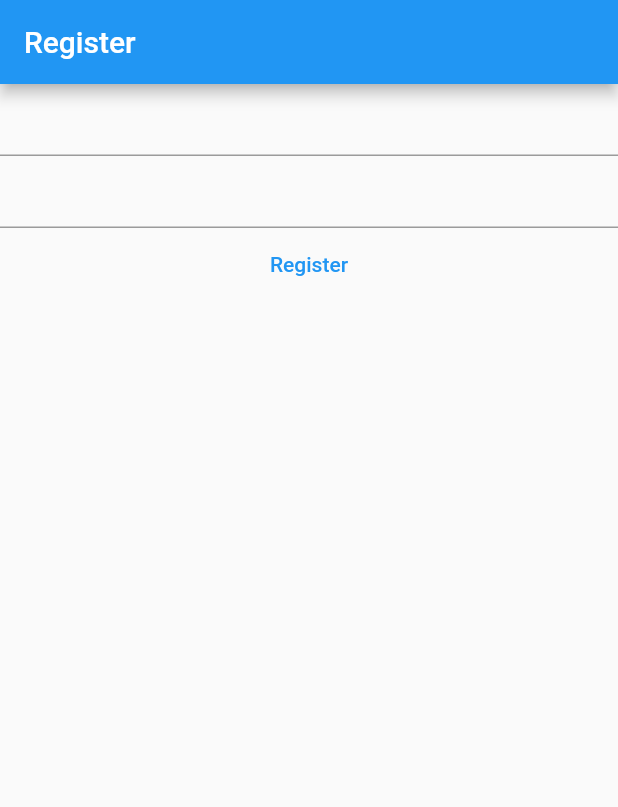
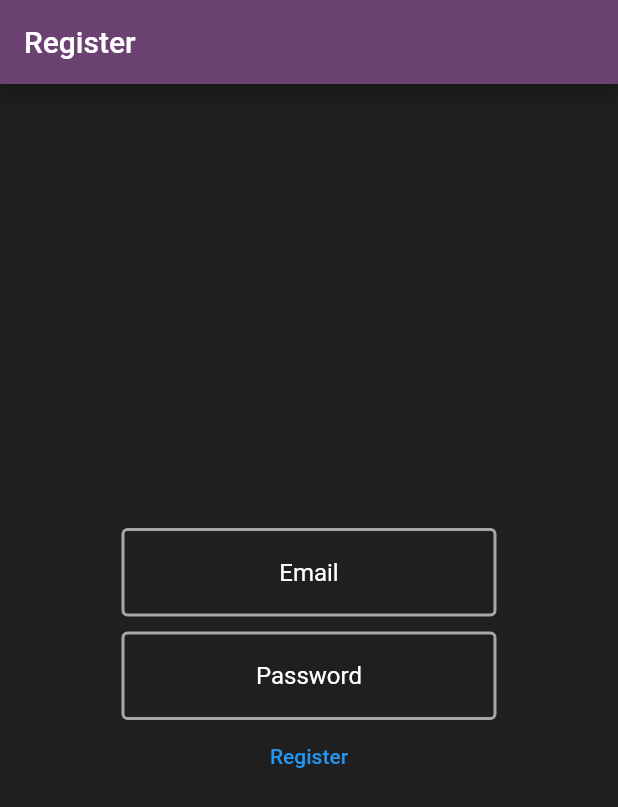
Before and after one commit to SunkenInTime/Boyant-Notes, a Flutter app: the screen it shows after launch, after a tap on "Register", on a phone screen of 412 x 824 dp. Shown: the top 807 px of the screen. Run offline on Flutter 3.47's test engine with Material 2 defaults, Android fonts, the phone set to English and light mode, and no system bars; our stand-ins replace firebase_auth, firebase_core; accounts and stored records are empty; network calls fail.

Commit message:
Finished register screen

```diff
--- a/lib/main.dart
+++ b/lib/main.dart
@@ -1,34 +1,140 @@
+import 'package:firebase_core/firebase_core.dart';
 import 'package:flutter/material.dart';
+import 'package:firebase_auth/firebase_auth.dart';
+import 'firebase_options.dart';
 
 void main() {
+  WidgetsFlutterBinding.ensureInitialized();
   runApp(MaterialApp(
     title: 'Flutter Demo',
     theme: ThemeData(
-      primarySwatch: Colors.blue,
+      primaryColor: const Color.fromARGB(255, 31, 31, 31),
     ),
     home: const HomePage(),
   ));
 }
 
-class HomePage extends StatelessWidget {
+class HomePage extends StatefulWidget {
   const HomePage({Key? key}) : super(key: key);
 
   @override
+  State<HomePage> createState() => _HomePageState();
+}
+
+class _HomePageState extends State<HomePage> {
+  late final TextEditingController _email;
+  late final TextEditingController _password;
+  @override
+  void initState() {
+    _email = TextEditingController();
+    _password = TextEditingController();
+    super.initState();
+  }
+
+  @override
+  void dispose() {
+    _email.dispose();
+    _password.dispose();
+    super.dispose();
+  }
+
+  @override
   Widget build(BuildContext context) {
+    const double sizedBoxWidth = 250;
     return Scaffold(
+        backgroundColor: const Color.fromARGB(255, 31, 31, 31),
         appBar: AppBar(
           title: const Text("Register"),
+          backgroundColor: const Color.fromARGB(255, 107, 65, 114),
         ),
-        body: Column(
+        body: FutureBuilder(
+          future: Firebase.initializeApp(
+            options: DefaultFirebaseOptions.currentPlatform,
+          ),
+          builder: (context, snapshot) {
+            switch (snapshot.connectionState) {
+              case ConnectionState.done:
+                return Center(
+                  child: Column(
+                    mainAxisAlignment: MainAxisAlignment.center,
                     children: [
-            TextField(),
-            TextField(),
+                      //Email
+                      SizedBox(
+                        width: sizedBoxWidth,
+                        child: TextField(
+                          controller: _email,
+                          enableSuggestions: true,
+                          autocorrect: false,
+                          keyboardType: TextInputType.emailAddress,
+                          style: const TextStyle(color: Colors.white),
+                          textAlign: TextAlign.center,
+                          decoration: const InputDecoration(
+                            hintText: "Email",
+                            hintStyle: TextStyle(color: Colors.white),
+                            focusedBorder: OutlineInputBorder(
+                              borderSide:
+                                  BorderSide(color: Colors.blue, width: 2),
+                            ),
+                            enabledBorder: OutlineInputBorder(
+                              borderSide: BorderSide(
+                                  color: Color.fromARGB(255, 167, 167, 167),
+                                  width: 2),
+                            ),
+                            border: OutlineInputBorder(),
+                            //focusedBorder:OutlineInputBorder(borderSide: BorderSide(width: 1))
+                          ),
+                        ),
+                      ),
+
+                      //Spacing
+                      const SizedBox(height: 10),
+
+                      //Password
+                      SizedBox(
+                        width: sizedBoxWidth,
+                        child: TextField(
+                          obscureText: true,
+                          enableSuggestions: false,
+                          autocorrect: false,
+                          controller: _password,
+                          style: const TextStyle(color: Colors.white),
+                          textAlign: TextAlign.center,
+                          decoration: const InputDecoration(
+                            fillColor: Colors.white,
+                            border: OutlineInputBorder(),
+                            hintText: "Password",
+                            focusedBorder: OutlineInputBorder(
+                              borderSide:
+                                  BorderSide(color: Colors.blue, width: 2),
+                            ),
+                            enabledBorder: OutlineInputBorder(
+                              borderSide: BorderSide(
+                                  color: Color.fromARGB(255, 167, 167, 167),
+                                  width: 2),
+                            ),
+                            hintStyle: TextStyle(color: Colors.white),
+                          ),
+                        ),
+                      ),
+
                       TextButton(
                           onPressed: () async {
-                  print("John");
+                            final email = _email.text;
+                            final password = _password.text;
+                            final userCredential = await FirebaseAuth.instance
+                                .createUserWithEmailAndPassword(
+                                    email: email, password: password);
+                            // ignore: avoid_print
+                            print(userCredential);
                           },
                           child: const Text('Register')),
                     ],
+                  ),
+                );
+              default:
+                return const Text("Loading...");
+            }
+          },
         ));
   }
 }
```
Lines whose indentation alone changed are shown as unchanged.
